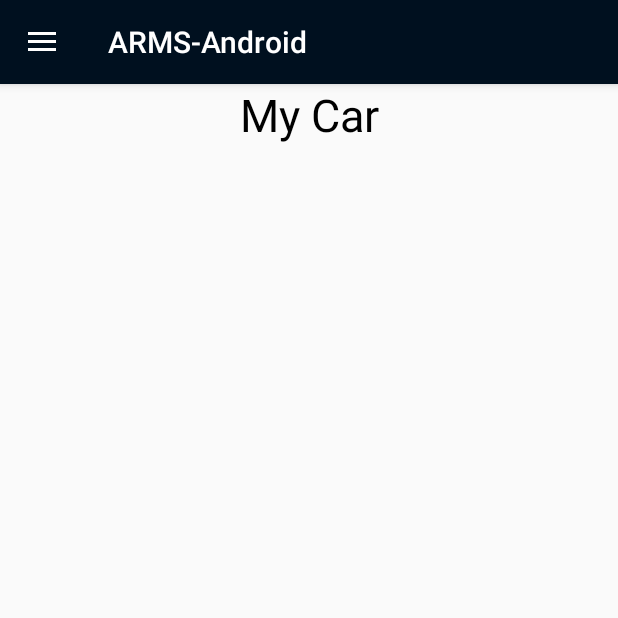
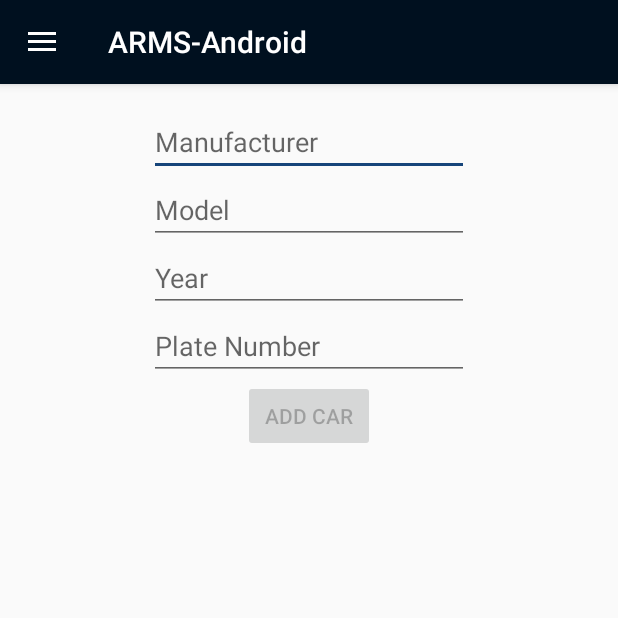
Before and after one commit to saadshahbaz/neueda-project, an Android app: the screen it shows after launch (MainActivity), in the side drawer, after a tap on "My Cars", on a phone screen of 412 x 824 dp, the top half of it. Run offline under Robolectric (Android 15) with nearby library versions, the phone set to English and light mode, and no system bars.

Commit message:
add car xml

```diff
--- a/ARMS-Android/app/src/main/java/ca/mcgill/ecse321/arms/ui/login/LoginActivity.java
+++ b/ARMS-Android/app/src/main/java/ca/mcgill/ecse321/arms/ui/login/LoginActivity.java
@@ -32,8 +32,6 @@ import org.json.JSONObject;
 import ca.mcgill.ecse321.arms.HttpUtils;
 import ca.mcgill.ecse321.arms.R;
 import ca.mcgill.ecse321.arms.navigationdrawer.MainActivity;
-import ca.mcgill.ecse321.arms.ui.login.LoginViewModel;
-import ca.mcgill.ecse321.arms.ui.login.LoginViewModelFactory;
 import cz.msebera.android.httpclient.Header;
 
 public class LoginActivity extends AppCompatActivity {
@@ -50,7 +48,7 @@ public class LoginActivity extends AppCompatActivity {
 
         final EditText usernameEditText = findViewById(R.id.username);
         final EditText passwordEditText = findViewById(R.id.password);
-        final Button loginButton = findViewById(R.id.login);
+        final Button loginButton = findViewById(R.id.btnAddCar);
         final ProgressBar loadingProgressBar = findViewById(R.id.loading);
 
         loginViewModel.getLoginFormState().observe(this, new Observer<LoginFormState>() {
@@ -130,7 +128,7 @@ public class LoginActivity extends AppCompatActivity {
             }
         });
         refreshErrorMessage();
-        Button btn = (Button)findViewById(R.id.login);
+        Button btn = (Button)findViewById(R.id.btnAddCar);
 
         btn.setOnClickListener(new View.OnClickListener() {
             @Override
@@ -168,7 +166,15 @@ public class LoginActivity extends AppCompatActivity {
         String username = tvUsername.getText().toString();
         final TextView tvPassword = (TextView) findViewById(R.id.password);
         String password = tvPassword.getText().toString();
-        HttpUtils.put("loginCustomer/?username=$" + username + "&password=$" + password, new RequestParams(), new JsonHttpResponseHandler() {
+
+        //Construct request parameters
+        RequestParams params = new RequestParams();
+        params.put("username",username);
+        params.put("password",password);
+
+        System.out.println(params.toString());
+
+        HttpUtils.put("loginCustomer/", params, new JsonHttpResponseHandler() {
             @Override
             public void onSuccess(int statusCode, Header[] headers, JSONObject response) {
                 refreshErrorMessage();
--- a/ARMS-Android/app/src/main/res/layout/activity_login.xml
+++ b/ARMS-Android/app/src/main/res/layout/activity_login.xml
@@ -18,7 +18,7 @@
         android:text=""
         android:textColor="#FF0000"
         android:visibility="gone"
-        app:layout_constraintBottom_toTopOf="@+id/login"
+        app:layout_constraintBottom_toTopOf="@+id/btnAddCar"
         app:layout_constraintEnd_toEndOf="parent"
         app:layout_constraintStart_toStartOf="parent"
         app:layout_constraintTop_toBottomOf="@+id/password" />
@@ -54,7 +54,7 @@
         app:layout_constraintTop_toBottomOf="@+id/username" />
 
     <Button
-        android:id="@+id/login"
+        android:id="@+id/btnAddCar"
         android:layout_width="wrap_content"
         android:layout_height="wrap_content"
         android:layout_gravity="start"
--- a/ARMS-Android/app/src/main/res/layout/fragment_car.xml
+++ b/ARMS-Android/app/src/main/res/layout/fragment_car.xml
@@ -1,12 +1,99 @@
 <?xml version="1.0" encoding="utf-8"?>
-<RelativeLayout xmlns:android="http://schemas.android.com/apk/res/android"
-    android:layout_width="match_parent" android:layout_height="match_parent">
+<androidx.constraintlayout.widget.ConstraintLayout xmlns:android="http://schemas.android.com/apk/res/android"
+    xmlns:app="http://schemas.android.com/apk/res-auto"
+    xmlns:tools="http://schemas.android.com/tools"
+    android:id="@+id/container"
+    android:layout_width="match_parent"
+    android:layout_height="match_parent"
+    android:paddingLeft="@dimen/activity_horizontal_margin"
+    android:paddingTop="@dimen/activity_vertical_margin"
+    android:paddingRight="@dimen/activity_horizontal_margin"
+    android:paddingBottom="@dimen/activity_vertical_margin"
+    tools:context=".navigationdrawer.CarFragment">
 
     <TextView
+        android:id="@+id/error"
+        android:layout_width="wrap_content"
+        android:layout_height="wrap_content"
+        android:text=""
+        android:textColor="#FF0000"
+        app:layout_constraintEnd_toEndOf="parent"
+        app:layout_constraintStart_toStartOf="parent"
+        app:layout_constraintTop_toBottomOf="@+id/btnAddCar" />
+
+    <Button
+        android:id="@+id/btnAddCar"
+        android:layout_width="wrap_content"
+        android:layout_height="wrap_content"
+        android:layout_gravity="start"
+        android:layout_marginStart="48dp"
+        android:layout_marginEnd="48dp"
+        android:enabled="false"
+        android:text="@string/action_add_car"
+        app:layout_constraintEnd_toEndOf="parent"
+        app:layout_constraintStart_toStartOf="parent"
+        app:layout_constraintTop_toBottomOf="@+id/etplateNo" />
+
+    <EditText
+        android:id="@+id/etManufacturer"
+        android:layout_width="wrap_content"
+        android:layout_height="wrap_content"
+        android:ems="10"
+        android:hint="@string/car_manufacturer"
+        android:inputType="textPersonName"
+        app:layout_constraintEnd_toEndOf="parent"
+        app:layout_constraintStart_toStartOf="parent"
+        app:layout_constraintTop_toTopOf="parent" />
+
+    <EditText
+        android:id="@+id/etModel"
+        android:layout_width="wrap_content"
+        android:layout_height="wrap_content"
+        android:ems="10"
+        android:hint="@string/car_model"
+        android:inputType="textPersonName"
+        app:layout_constraintEnd_toEndOf="parent"
+        app:layout_constraintStart_toStartOf="parent"
+        app:layout_constraintTop_toBottomOf="@+id/etManufacturer" />
+
+    <EditText
+        android:id="@+id/etYear"
+        android:layout_width="wrap_content"
+        android:layout_height="wrap_content"
+        android:ems="10"
+        android:hint="@string/car_year"
+        android:inputType="textPersonName"
+        app:layout_constraintEnd_toEndOf="parent"
+        app:layout_constraintStart_toStartOf="parent"
+        app:layout_constraintTop_toBottomOf="@+id/etModel" />
+
+    <EditText
+        android:id="@+id/etplateNo"
+        android:layout_width="wrap_content"
+        android:layout_height="wrap_content"
+        android:ems="10"
+        android:hint="@string/car_plateNo"
+        android:inputType="textPersonName"
+        app:layout_constraintEnd_toEndOf="parent"
+        app:layout_constraintStart_toStartOf="parent"
+        app:layout_constraintTop_toBottomOf="@+id/etYear" />
+
+    <RelativeLayout
         android:layout_width="match_parent"
-        android:layout_height="match_parent"
-        android:text="My Car"
-        android:gravity="top|center_horizontal"
-        android:textSize="30dp"
-        android:textColor="@color/black"/>
-</RelativeLayout>
+        android:layout_height="match_parent">
+
+        <ListView
+            android:id="@+id/carList"
+            android:layout_width="271dp"
+            android:layout_height="255dp"
+            android:layout_alignParentStart="true"
+            android:layout_alignParentEnd="true"
+            android:layout_alignParentBottom="true"
+            android:layout_marginStart="54dp"
+            android:layout_marginEnd="54dp"
+            android:layout_marginBottom="47dp"
+            android:background="#00B91616" />
+
+    </RelativeLayout>
+
+</androidx.constraintlayout.widget.ConstraintLayout>
--- a/ARMS-Android/app/src/main/res/values/strings.xml
+++ b/ARMS-Android/app/src/main/res/values/strings.xml
@@ -3,6 +3,11 @@
     <!-- Strings related to login -->
     <string name="prompt_email">Username</string>
     <string name="prompt_password">Password</string>
+    <string name="car_manufacturer">Manufacturer</string>
+    <string name="car_model">Model</string>
+    <string name="car_year">Year</string>
+    <string name="car_plateNo">Plate Number</string>
+    <string name="action_add_car">Add Car</string>
     <string name="action_sign_in">Login</string>
     <string name="action_sign_in_short">Sign in</string>
     <string name="welcome">"Welcome !"</string>
```
